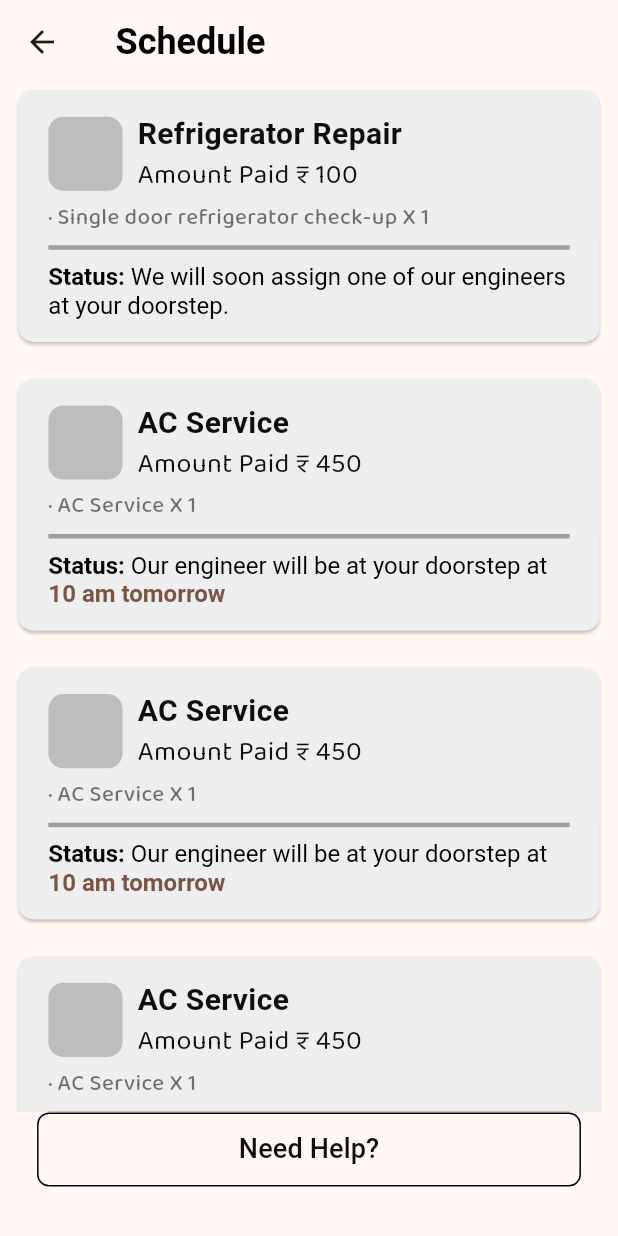
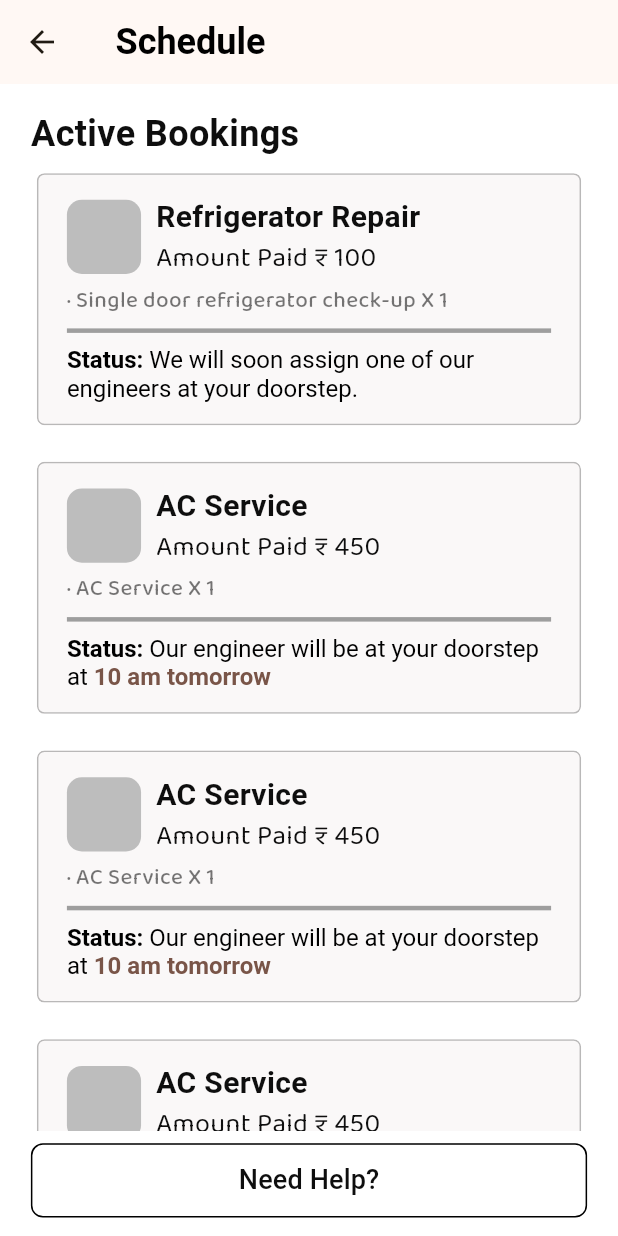
Before and after one commit to YesShubham01/zepair, a Flutter app: the SchedulePage screen opened directly, on a phone screen of 412 x 824 dp. Run offline on Flutter 3.47's test engine with Material 3 defaults, Android fonts, the phone set to English and light mode, and no system bars; our stand-ins replace gap, lottie, pinput; missing offline and left inert: disclosure; Roboto replaces fonts that are missing (SF-Pro).

Commit message:
Major UI Changes and Fixes ✨ | Used Outline Card

```diff
--- a/lib/modules/Booking Page/Support Widget/booking_card.dart
+++ b/lib/modules/Booking Page/Support Widget/booking_card.dart
@@ -1,17 +1,15 @@
 import 'package:flutter/material.dart';
-import '../../../utils/constants/colors.dart';
+import 'package:zepair/utils/custom%20widgets/custom_outline_card_widget.dart';
 import '../../../utils/custom widgets/custom_text.dart';
 
-class BookingCard extends StatelessWidget {
-  late double h;
-  late double w;
+class BookingCard extends StatefulWidget {
   final String serviceName;
   final String amountPaid;
   final String description;
   final String status;
   final String? highlightedStatus; // Optional for highlighted text
 
-  BookingCard({
+  const BookingCard({
     super.key,
     required this.serviceName,
     required this.amountPaid,
@@ -21,13 +19,19 @@ class BookingCard extends StatelessWidget {
   });
 
   @override
+  State<BookingCard> createState() => _BookingCardState();
+}
+
+class _BookingCardState extends State<BookingCard> {
+  late double h;
+  late double w;
+
+  @override
   Widget build(BuildContext context) {
     var dimensions = MediaQuery.sizeOf(context);
     w = dimensions.width;
     h = dimensions.height;
-    return Card(
-      shape: RoundedRectangleBorder(borderRadius: BorderRadius.circular(10)),
-      color: CustomColors.cardBg,
+    return CustomCardWidget(
       child: Padding(
         padding: const EdgeInsets.symmetric(vertical: 15, horizontal: 20),
         child: Column(
@@ -49,13 +53,13 @@ class BookingCard extends StatelessWidget {
                   crossAxisAlignment: CrossAxisAlignment.start,
                   children: [
                     CustomText(
-                      text: serviceName,
+                      text: widget.serviceName,
                       size: 20,
                       weight: FontWeight.bold,
                     ),
                     CustomText(
                       fontFamily: FontType.balooBhai2,
-                      text: "Amount Paid ₹ $amountPaid",
+                      text: "Amount Paid ₹ ${widget.amountPaid}",
                       size: 18,
                       weight: FontWeight.w400,
                     ),
@@ -65,7 +69,7 @@ class BookingCard extends StatelessWidget {
             ),
             const SizedBox(height: 4),
             CustomText(
-              text: "· $description",
+              text: "· ${widget.description}",
               size: 15,
               color: Colors.black54,
               fontFamily: FontType.balooBhai2,
@@ -84,16 +88,16 @@ class BookingCard extends StatelessWidget {
                 children: [
                   const TextSpan(text: "Status: "),
                   TextSpan(
-                    text: status,
+                    text: widget.status,
                     style: const TextStyle(
                       fontWeight: FontWeight.w400,
                       fontFamily: 'SF-Pro',
                     ),
                   ),
-                  if (highlightedStatus != null) ...[
+                  if (widget.highlightedStatus != null) ...[
                     const TextSpan(text: " "),
                     TextSpan(
-                      text: highlightedStatus,
+                      text: widget.highlightedStatus,
                       style: const TextStyle(
                         fontWeight: FontWeight.bold,
                         color: Colors.brown,
--- a/lib/modules/Booking Page/bookings_page.dart
+++ b/lib/modules/Booking Page/bookings_page.dart
@@ -83,8 +83,10 @@ import 'package:flutter/material.dart';
 import 'package:gap/gap.dart';
 import 'package:zepair/modules/Booking%20Page/Support%20Widget/booking_card.dart';
 import 'package:zepair/utils/custom%20widgets/custom_appbar.dart';
-import 'package:zepair/utils/custom%20widgets/custom_button.dart';
+import 'package:zepair/utils/custom%20widgets/custom_outline_button.dart';
 import 'package:zepair/utils/custom%20widgets/custom_text.dart';
+
+import '../../utils/custom widgets/custom_title.dart';
 
 class SchedulePage extends StatefulWidget {
   const SchedulePage({super.key});
@@ -148,8 +150,12 @@ class _SchedulePageState extends State<SchedulePage> {
     h = dimensions.height;
 
     return Scaffold(
+      backgroundColor: Colors.white,
       appBar: const CustomAppBar(title: "Schedule"),
-      body: Column(
+      body: Padding(
+        padding:
+            EdgeInsets.symmetric(horizontal: w * 0.05, vertical: h * 0.005),
+        child: Column(
           children: [
             Expanded(
               child: isLoading
@@ -157,32 +163,39 @@ class _SchedulePageState extends State<SchedulePage> {
                       child:
                           CircularProgressIndicator()) // Show loader while fetching
                   : ListView.separated(
-                    padding:
-                        EdgeInsets.fromLTRB(w * 0.02, 0, w * 0.02, h * 0.05),
-                    itemCount: serviceList.length,
+                      itemCount: serviceList.length + 1,
                       separatorBuilder: (context, index) =>
-                        SizedBox(height: h * 0.02), // Responsive spacing
+                          const Gap(0), // Responsive spacing
                       itemBuilder: (context, index) {
-                      var service = serviceList[index];
-                      return BookingCard(
+                        if (index == 0) {
+                          return Column(
+                            crossAxisAlignment: CrossAxisAlignment.start,
+                            children: [
+                              Gap(h * 0.015),
+                              CustomTitle(text: "Active Bookings"),
+                              Gap(h * 0.006),
+                            ],
+                          );
+                        }
+                        var service = serviceList[index - 1];
+                        return Padding(
+                          padding: EdgeInsets.only(bottom: h * 0.02),
+                          child: BookingCard(
                             serviceName: service["serviceName"]!,
                             amountPaid: service["amountPaid"]!,
                             description: service["description"]!,
                             status: service["status"]!,
                             highlightedStatus: service["highlightedStatus"],
+                          ),
                         );
                       },
                     ),
             ),
             Padding(
-            padding: EdgeInsets.only(
-                left: w * 0.06, right: w * 0.06, bottom: h * 0.04),
-            child: Column(
-              children: [
-                SizedBox(
+              padding: EdgeInsets.symmetric(vertical: h * 0.01),
+              child: CustomOutlineButton(
+                height: h * 0.06,
                 width: w * 0.9,
-                  height: h * 0.06,
-                  child: CustomOutlineButton(
                 buttonText: "Need Help?",
                 onPressed: () {
                   print("Need Help button clicked");
@@ -192,8 +205,6 @@ class _SchedulePageState extends State<SchedulePage> {
           ],
         ),
       ),
-        ],
-      ),
     );
   }
 }
--- a/lib/utils/constants/colors.dart
+++ b/lib/utils/constants/colors.dart
@@ -12,8 +12,7 @@ class CustomColors {
   static const Color themeGradientStart = Color.fromRGBO(255, 229, 0, 1);
   static const Color themeGradientEnd = Color.fromRGBO(211, 140, 0, 1);
 
-  static const Color lightGray = Color.fromRGBO(230, 230, 230, 1);
-
   static const Color containerBg = Color.fromRGBO(217, 217, 217, 1);
   static Color cardBg = Colors.grey.shade200;
+  static Color customGrey = const Color.fromARGB(100, 241, 237, 237);
 }
--- a/lib/utils/custom widgets/custom_button.dart
+++ /dev/null
@@ -1,27 +0,0 @@
-import 'package:flutter/material.dart';
-import 'package:zepair/utils/custom%20widgets/custom_text.dart';
-
-class CustomOutlineButton extends StatelessWidget {
-  final String buttonText;
-  final VoidCallback onPressed;
-
-  const CustomOutlineButton({
-    super.key,
-    required this.buttonText,
-    required this.onPressed,
-  });
-
-  @override
-  Widget build(BuildContext context) {
-    return OutlinedButton(
-      onPressed: onPressed,
-      style: OutlinedButton.styleFrom(
-        foregroundColor: Colors.black, // Text color
-        side: const BorderSide(color: Colors.black, width: 1), // Outline color
-        shape: RoundedRectangleBorder(borderRadius: BorderRadius.circular(8)),
-        //padding:  const EdgeInsets.only(left: 25, right: 25, bottom: 100),
-      ),
-      child: CustomText(text: buttonText, size: 18, fontFamily: FontType.sfPro),
-    );
-  }
-}
--- /dev/null
+++ b/lib/utils/custom widgets/custom_outline_button.dart
@@ -0,0 +1,48 @@
+import 'package:flutter/material.dart';
+import 'package:zepair/utils/custom%20widgets/custom_text.dart';
+
+class CustomOutlineButton extends StatefulWidget {
+  final String buttonText;
+  final VoidCallback onPressed;
+  final double? height;
+  final double? width;
+
+  const CustomOutlineButton({
+    super.key,
+    required this.buttonText,
+    required this.onPressed,
+    this.height,
+    this.width,
+  });
+
+  @override
+  State<CustomOutlineButton> createState() => _CustomOutlineButtonState();
+}
+
+class _CustomOutlineButtonState extends State<CustomOutlineButton> {
+  late double h;
+  late double w;
+
+  @override
+  Widget build(BuildContext context) {
+    var dimensions = MediaQuery.of(context).size;
+    w = dimensions.width;
+    h = dimensions.height;
+    return SizedBox(
+      width: widget.width ?? w * 0.9,
+      height: widget.height ?? h * 0.06,
+      child: OutlinedButton(
+        onPressed: widget.onPressed,
+        style: OutlinedButton.styleFrom(
+          foregroundColor: Colors.black, // Text color
+          side:
+              const BorderSide(color: Colors.black, width: 1), // Outline color
+          shape: RoundedRectangleBorder(borderRadius: BorderRadius.circular(8)),
+          //padding:  const EdgeInsets.only(left: 25, right: 25, bottom: 100),
+        ),
+        child: CustomText(
+            text: widget.buttonText, size: 18, fontFamily: FontType.sfPro),
+      ),
+    );
+  }
+}
--- /dev/null
+++ b/lib/utils/custom widgets/custom_outline_card_widget.dart
@@ -0,0 +1,28 @@
+import 'package:flutter/material.dart';
+
+class CustomCardWidget extends StatefulWidget {
+  final Widget child;
+
+  const CustomCardWidget({super.key, required this.child});
+
+  @override
+  State<CustomCardWidget> createState() => _CustomCardWidgetState();
+}
+
+class _CustomCardWidgetState extends State<CustomCardWidget> {
+  @override
+  Widget build(BuildContext context) {
+    return Card.outlined(
+      color: const Color.fromARGB(100, 241, 237, 237),
+      clipBehavior: Clip.antiAlias,
+      shape: const RoundedRectangleBorder(
+        borderRadius: BorderRadius.all(Radius.circular(5)),
+        side: BorderSide(
+          color: Colors.black26,
+          width: 1,
+        ),
+      ),
+      child: widget.child,
+    );
+  }
+}
--- /dev/null
+++ b/lib/utils/custom widgets/custom_title.dart
@@ -0,0 +1,17 @@
+import 'package:flutter/material.dart';
+import 'package:zepair/utils/custom%20widgets/custom_text.dart';
+
+class CustomTitle extends StatelessWidget {
+  String text;
+  CustomTitle({super.key, required this.text});
+
+  @override
+  Widget build(BuildContext context) {
+    return CustomText(
+      text: text,
+      fontFamily: FontType.sfPro,
+      size: 24,
+      weight: FontWeight.bold,
+    );
+  }
+}
```
Also changed, not shown: lib/modules/Contact Page/Support Widgets/bookCall_button.dart (deleted, +0 -43 lines), lib/modules/Contact Page/Support Widgets/faq.dart (+15 -5 lines), lib/modules/Contact Page/contactUs.dart (+17 -51 lines), lib/modules/Warranty Page/Support Widgets/warranty_card.dart (+5 -6 lines), lib/modules/Warranty Page/warranty_page.dart (+8 -22 lines). Lines whose indentation alone changed are shown as unchanged.
